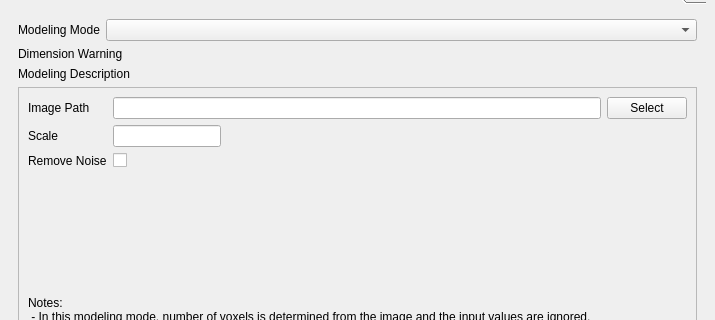
Old version of the form gui/main_window.ui in the repository mkhoshbin1/vcams; both pictures show x 0 to 715 and y 102 to 422 of the 715 by 760 pixel window.
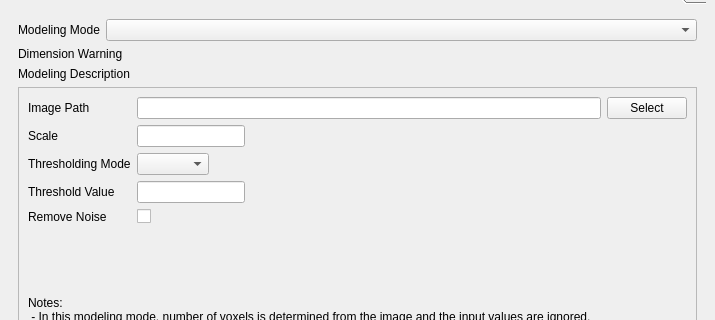
New version of the form. The open tabs and pages were chosen to show the change. Custom widgets are drawn as their Qt base class.

Commit message: created the fields to the ui and added import/export logic.

```diff
--- a/gui/main_window.ui
+++ b/gui/main_window.ui
@@ -761,20 +761,57 @@
                 </property>
                </widget>
               </item>
-              <item row="2" column="0">
+              <item row="4" column="0">
                <widget class="QLabel" name="single_image_denoise_label">
                 <property name="text">
                  <string>Remove Noise</string>
                 </property>
                </widget>
               </item>
-              <item row="2" column="1">
+              <item row="4" column="1">
                <widget class="QCheckBox" name="single_image_denoise_checkbox">
                 <property name="focusPolicy">
                  <enum>Qt::ClickFocus</enum>
                 </property>
                </widget>
               </item>
+              <item row="2" column="0">
+               <widget class="QLabel" name="single_image_thresh_mode_label">
+                <property name="text">
+                 <string>Thresholding Mode</string>
+                </property>
+               </widget>
+              </item>
+              <item row="2" column="1">
+               <widget class="QComboBox" name="single_image_thresh_mode_combo">
+                <property name="sizePolicy">
+                 <sizepolicy hsizetype="Fixed" vsizetype="Fixed">
+                  <horstretch>0</horstretch>
+                  <verstretch>0</verstretch>
+                 </sizepolicy>
+                </property>
+               </widget>
+              </item>
+              <item row="3" column="0">
+               <widget class="QLabel" name="single_image_thresh_value_label">
+                <property name="text">
+                 <string>Threshold Value</string>
+                </property>
+               </widget>
+              </item>
+              <item row="3" column="1">
+               <widget class="QLineEdit" name="single_image_thresh_value_field">
+                <property name="sizePolicy">
+                 <sizepolicy hsizetype="Fixed" vsizetype="Fixed">
+                  <horstretch>0</horstretch>
+                  <verstretch>0</verstretch>
+                 </sizepolicy>
+                </property>
+                <property name="focusPolicy">
+                 <enum>Qt::ClickFocus</enum>
+                </property>
+               </widget>
+              </item>
              </layout>
             </item>
             <item>
```
Left out of the diff: 45 changed lines with no effect on the pictures. The commit also changes 2 other files.
